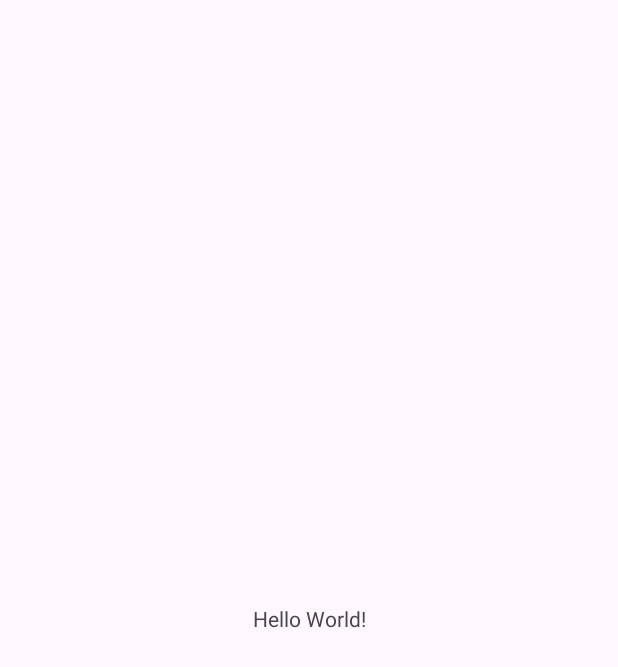
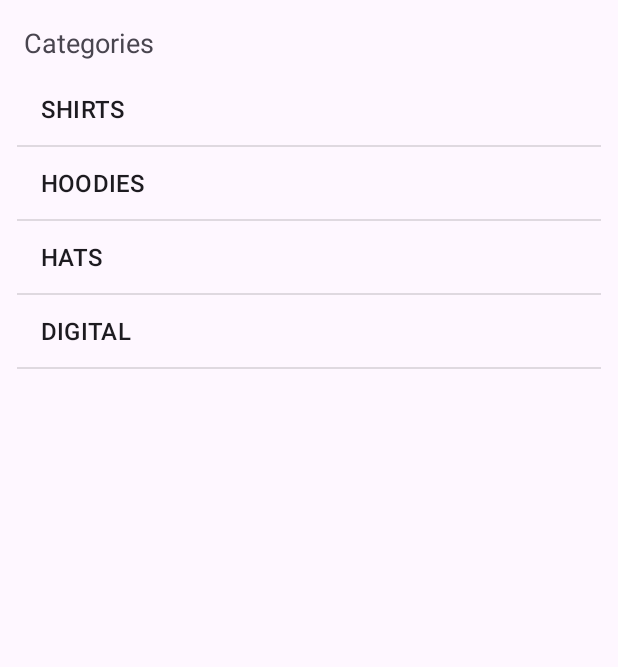
Before and after one commit to brahim-az/coderSwag, an Android app: the screen it shows after launch (MainActivity), on a phone screen of 412 x 824 dp. Before the commit the part shown is almost empty. Shown: the top 667 px of the screen. Run offline under Robolectric (Android 15) with nearby library versions, the phone set to English and light mode, and no system bars.

Commit message:
lesson 02: Simple List View

```diff
--- a/app/src/main/java/com/braz/coderswag/MainActivity.kt
+++ b/app/src/main/java/com/braz/coderswag/MainActivity.kt
@@ -1,20 +1,36 @@
 package com.braz.coderswag
 
 import android.os.Bundle
+import android.widget.ArrayAdapter
+import android.widget.ListView
 import androidx.activity.enableEdgeToEdge
 import androidx.appcompat.app.AppCompatActivity
 import androidx.core.view.ViewCompat
 import androidx.core.view.WindowInsetsCompat
+import com.braz.coderswag.Model.Category
+import com.braz.coderswag.Services.DataService
 
 class MainActivity : AppCompatActivity() {
+
+    lateinit var adapter: ArrayAdapter<Category>
+     lateinit var categoryListView: ListView
+
     override fun onCreate(savedInstanceState: Bundle?) {
         super.onCreate(savedInstanceState)
         enableEdgeToEdge()
         setContentView(R.layout.activity_main)
+
         ViewCompat.setOnApplyWindowInsetsListener(findViewById(R.id.main)) { v, insets ->
             val systemBars = insets.getInsets(WindowInsetsCompat.Type.systemBars())
             v.setPadding(systemBars.left, systemBars.top, systemBars.right, systemBars.bottom)
             insets
         }
+
+        adapter = ArrayAdapter(this,android.R.layout.simple_list_item_1, DataService.categories)
+
+        categoryListView = findViewById(R.id.categoryListView)
+        categoryListView.adapter = adapter
+
+
     }
 }
--- a/app/src/main/java/com/braz/coderswag/Model/Category.kt
+++ b/app/src/main/java/com/braz/coderswag/Model/Category.kt
@@ -1,5 +1,7 @@
 package com.braz.coderswag.Model
 
 class Category(val title: String, val image: String) {
-
+    override fun toString(): String {
+        return title
+    }
 }
--- a/app/src/main/res/layout/activity_main.xml
+++ b/app/src/main/res/layout/activity_main.xml
@@ -8,12 +8,25 @@
     tools:context=".MainActivity">
 
     <TextView
+        android:id="@+id/textView"
         android:layout_width="wrap_content"
         android:layout_height="wrap_content"
-        android:text="Hello World!"
-        app:layout_constraintBottom_toBottomOf="parent"
-        app:layout_constraintEnd_toEndOf="parent"
+        android:layout_marginStart="16dp"
+        android:layout_marginTop="16dp"
+        android:text="Categories"
+        android:textSize="18sp"
         app:layout_constraintStart_toStartOf="parent"
         app:layout_constraintTop_toTopOf="parent" />
 
+    <ListView
+        android:id="@+id/categoryListView"
+        android:layout_width="389dp"
+        android:layout_height="664dp"
+        android:layout_marginStart="8dp"
+        android:layout_marginTop="8dp"
+        android:layout_marginEnd="8dp"
+        app:layout_constraintEnd_toEndOf="parent"
+        app:layout_constraintStart_toStartOf="parent"
+        app:layout_constraintTop_toBottomOf="@+id/textView" />
+
 </androidx.constraintlayout.widget.ConstraintLayout>
```
Also changed, not shown: app/src/main/res/layout/category_list_item.xml (added, +42 -0 lines).
